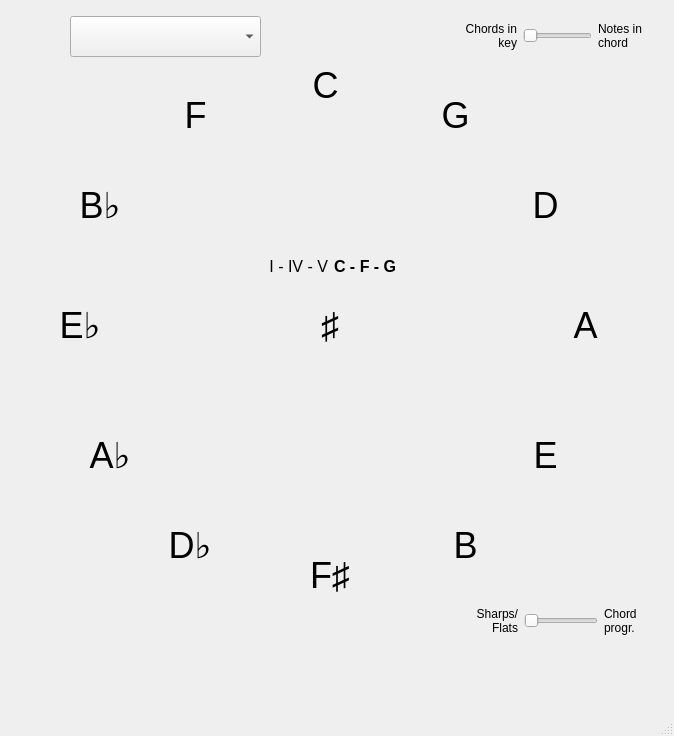
mreintz/circleOfFifths, file CircleOfFifths.ui: the form before one commit.
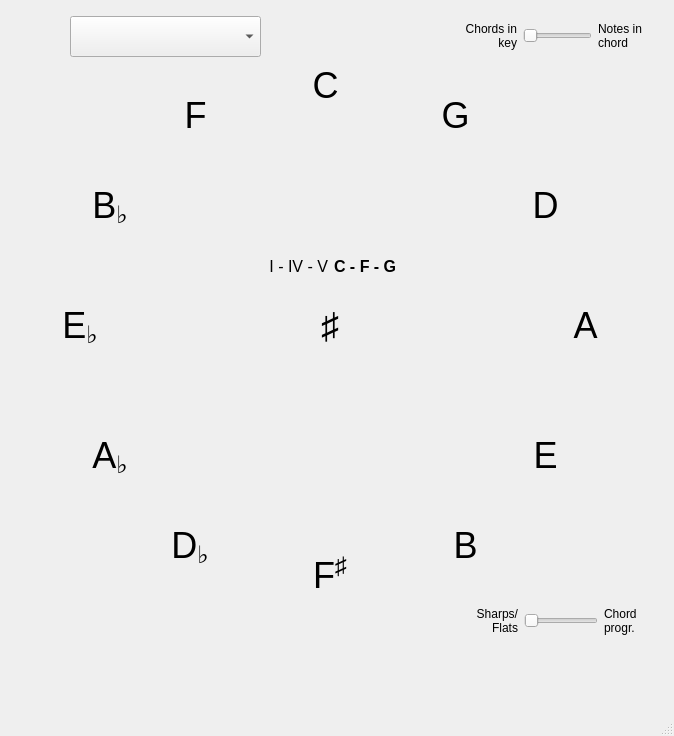
The form after the commit. Icons and pictures are not drawn. Custom widgets are drawn as their Qt base class.

```diff
--- a/CircleOfFifths.ui
+++ b/CircleOfFifths.ui
@@ -99,7 +99,7 @@
      </font>
     </property>
     <property name="text">
-     <string>E♭</string>
+     <string>E&lt;sub&gt;♭&lt;/sub&gt;</string>
     </property>
     <property name="alignment">
      <set>Qt::AlignCenter</set>
@@ -120,7 +120,7 @@
      </font>
     </property>
     <property name="text">
-     <string>F♯</string>
+     <string>F&lt;sup&gt;♯&lt;/sup&gt;</string>
     </property>
     <property name="alignment">
      <set>Qt::AlignCenter</set>
@@ -225,7 +225,7 @@
      </font>
     </property>
     <property name="text">
-     <string>D♭</string>
+     <string>D&lt;sub&gt;♭&lt;/sub&gt;</string>
     </property>
     <property name="alignment">
      <set>Qt::AlignCenter</set>
@@ -246,7 +246,7 @@
      </font>
     </property>
     <property name="text">
-     <string>A♭</string>
+     <string>A&lt;sub&gt;♭&lt;/sub&gt;</string>
     </property>
     <property name="alignment">
      <set>Qt::AlignCenter</set>
@@ -255,7 +255,7 @@
    <widget class="myLabel" name="BbLabel">
     <property name="geometry">
      <rect>
-      <x>70</x>
+      <x>80</x>
       <y>180</y>
       <width>60</width>
       <height>51</height>
@@ -267,7 +267,7 @@
      </font>
     </property>
     <property name="text">
-     <string>B♭</string>
+     <string>B&lt;sub&gt;♭&lt;/sub&gt;</string>
     </property>
     <property name="alignment">
      <set>Qt::AlignCenter</set>
@@ -381,7 +381,7 @@
    <widget class="QLabel" name="chordLabel4">
     <property name="geometry">
      <rect>
-      <x>470</x>
+      <x>460</x>
       <y>400</y>
       <width>51</width>
       <height>51</height>
@@ -389,7 +389,7 @@
     </property>
     <property name="font">
      <font>
-      <pointsize>14</pointsize>
+      <pointsize>12</pointsize>
      </font>
     </property>
     <property name="text">
@@ -445,14 +445,14 @@
     <property name="geometry">
      <rect>
       <x>210</x>
-      <y>470</y>
+      <y>460</y>
       <width>51</width>
       <height>51</height>
      </rect>
     </property>
     <property name="font">
      <font>
-      <pointsize>14</pointsize>
+      <pointsize>12</pointsize>
      </font>
     </property>
     <property name="text">
@@ -508,14 +508,14 @@
     <property name="geometry">
      <rect>
       <x>140</x>
-      <y>210</y>
+      <y>220</y>
       <width>51</width>
       <height>51</height>
      </rect>
     </property>
     <property name="font">
      <font>
-      <pointsize>14</pointsize>
+      <pointsize>12</pointsize>
      </font>
     </property>
     <property name="text">
```
Left out of the diff: 34 changed lines with no effect on the pictures.
